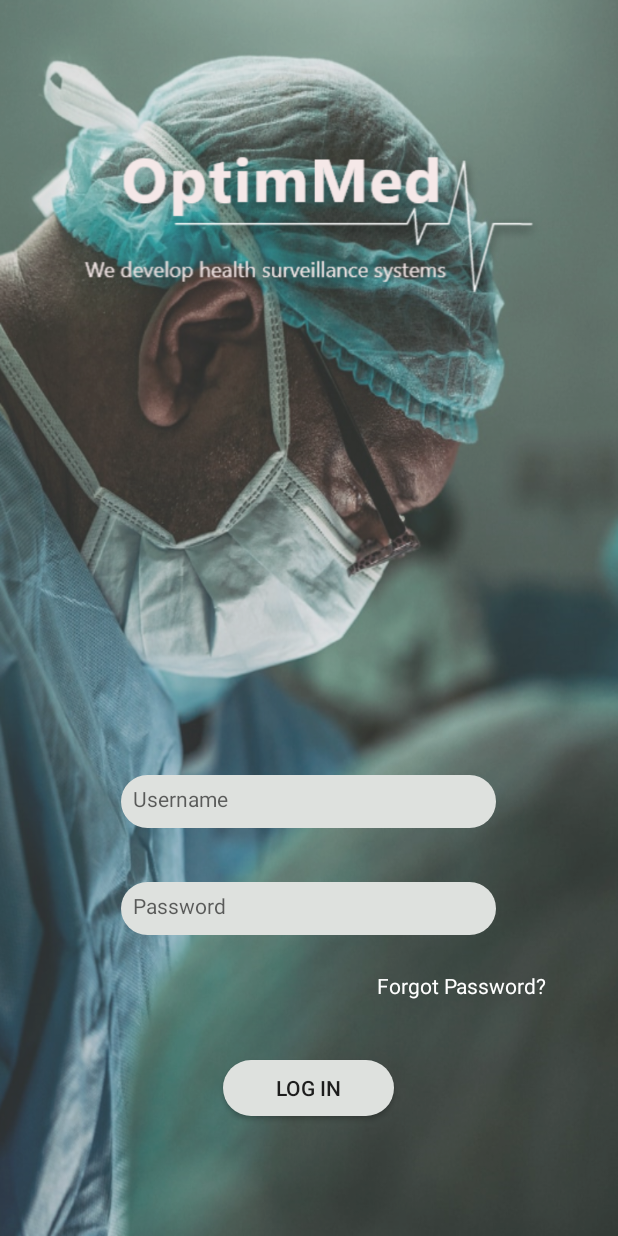
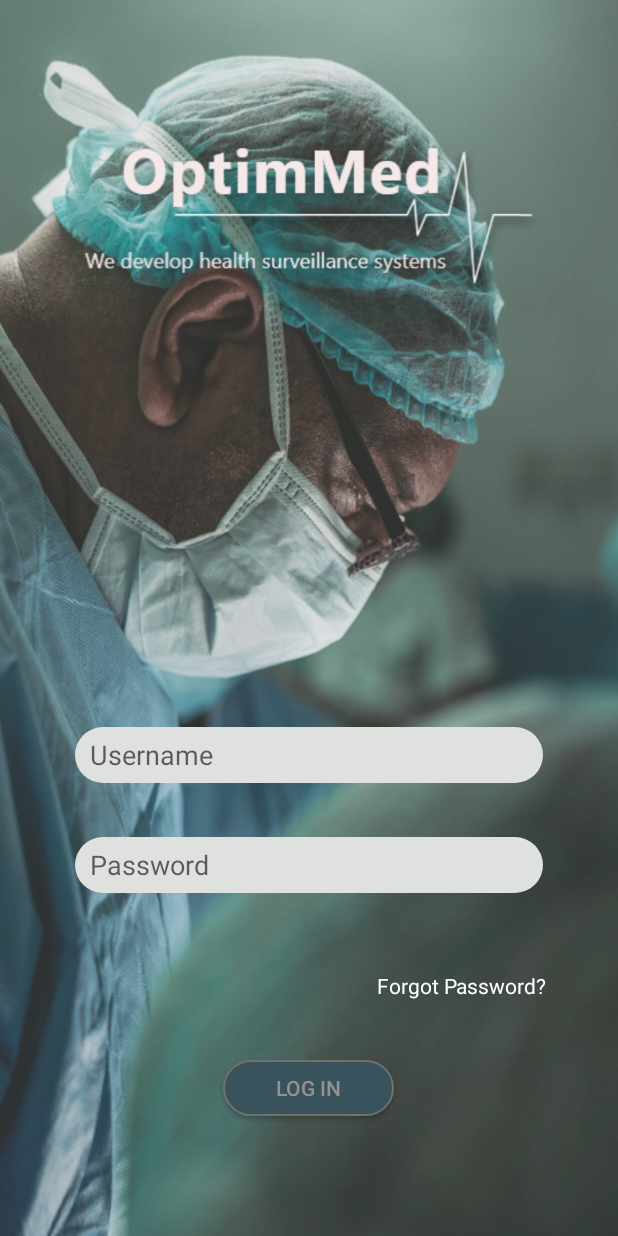
Before and after one commit to Robert-Adrian/OptimMed, an Android app: the LoginActivity screen opened directly, with no data from a screen before it, on a phone screen of 412 x 824 dp. Run offline under Robolectric (Android 15) with nearby library versions, the phone set to English and light mode, and no system bars; Roboto replaces fonts that are not available here.

Commit message:
New Update

```diff
--- a/app/src/main/res/layout/login_activity.xml
+++ b/app/src/main/res/layout/login_activity.xml
@@ -20,32 +20,34 @@
         app:layout_constraintVertical_bias="0.18"
         app:srcCompat="@drawable/logo" />
 
-    <TextView
+    <EditText
         android:id="@+id/textView"
-        android:layout_width="250dp"
-        android:layout_height="35dp"
+        android:layout_width="0dp"
+        android:layout_height="37dp"
         android:layout_marginBottom="36dp"
         android:background="@drawable/input_text"
         android:hint="Username"
-        android:paddingLeft="8dp"
-        android:paddingTop="6dp"
+        android:paddingLeft="10dp"
+        android:layout_marginLeft="50dp"
+        android:layout_marginRight="50dp"
         app:layout_constraintBottom_toTopOf="@+id/textView3"
         app:layout_constraintEnd_toEndOf="parent"
         app:layout_constraintHorizontal_bias="0.496"
         app:layout_constraintStart_toStartOf="parent" />
 
-    <TextView
+    <EditText
         android:id="@+id/textView3"
-        android:layout_width="250dp"
-        android:layout_height="35dp"
-        android:layout_marginBottom="24dp"
+        android:layout_width="0dp"
+        android:layout_height="37dp"
+        android:layout_marginLeft="50dp"
+        android:layout_marginRight="50dp"
+        android:layout_marginBottom="52dp"
         android:background="@drawable/input_text"
         android:hint="Password"
-        android:paddingLeft="8dp"
-        android:paddingTop="6dp"
+        android:paddingLeft="10dp"
         app:layout_constraintBottom_toTopOf="@+id/textView4"
         app:layout_constraintEnd_toEndOf="parent"
-        app:layout_constraintHorizontal_bias="0.496"
+        app:layout_constraintHorizontal_bias="0.505"
         app:layout_constraintStart_toStartOf="parent" />
 
     <Button
@@ -53,9 +55,10 @@
         android:layout_width="114dp"
         android:layout_height="37dp"
         android:layout_marginBottom="80dp"
-        android:background="@drawable/main_btn"
+        android:background="@drawable/register_btn"
         android:onClick="mainActivity"
         android:text="Log In"
+        android:textColor="#989191"
         app:layout_constraintBottom_toBottomOf="parent"
         app:layout_constraintEnd_toEndOf="parent"
         app:layout_constraintHorizontal_bias="0.498"
--- a/app/src/main/res/layout/register_activity.xml
+++ b/app/src/main/res/layout/register_activity.xml
@@ -4,9 +4,7 @@
     xmlns:tools="http://schemas.android.com/tools"
     android:layout_width="match_parent"
     android:layout_height="match_parent"
-    android:background="@drawable/start_wallpaper"
-    android:gravity="center"
-    android:orientation="vertical">
+    android:background="@drawable/start_wallpaper">
 
 
     <Button
--- a/app/src/main/res/values/strings.xml
+++ b/app/src/main/res/values/strings.xml
@@ -1,4 +1,6 @@
 <resources>
     <string name="app_name">OptimMed</string>
     <string name="description">We develop health surveillance systems</string>
+    <string name="forgot_description">Please type your email for change password</string>
+    <string name="forgot">Forgot Your \n\tPassword?</string>
 </resources>
```
Also changed, not shown: app/src/main/java/com/example/optimmed/ForgotPwdActivity.java (+72 -0 lines), app/src/main/res/layout/forgotpwd_activity.xml (+74 -7 lines), app/src/main/res/drawable-v24/check_send.png (added), app/src/main/res/drawable-v24/forgot_logo.png (added).
